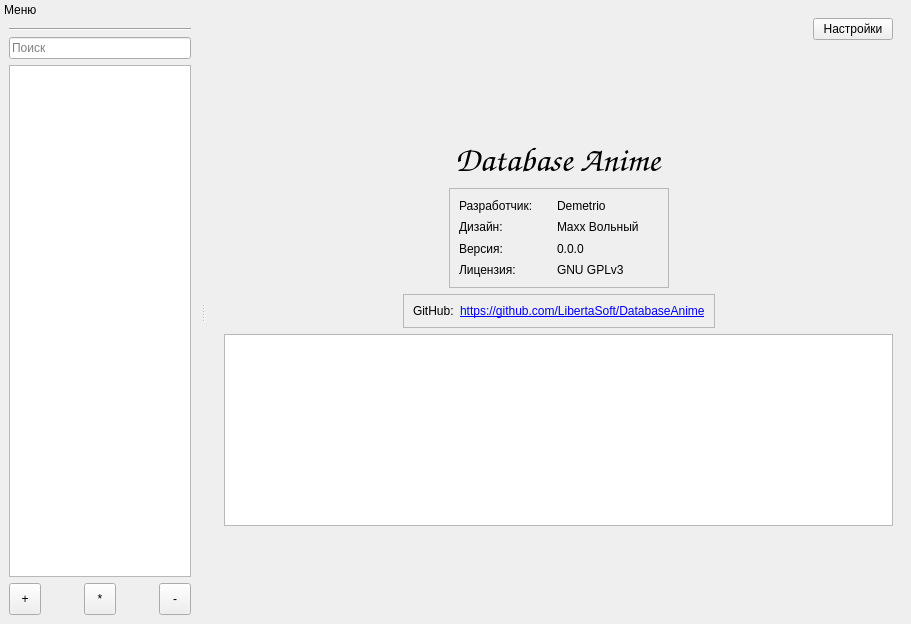
Before: the Qt Designer form mainwindow.ui in LibertaSoft/DatabaseAnime, drawn with Qt 5.
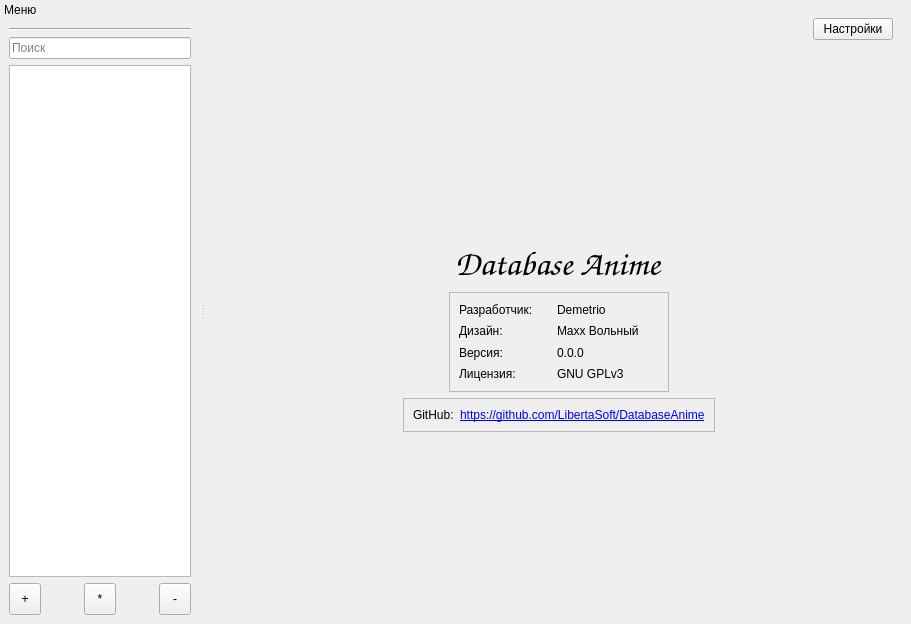
After: the same form once the commit is applied. Icons and pictures are not drawn.

Diff of the .ui file:
```diff
--- a/mainwindow.ui
+++ b/mainwindow.ui
@@ -387,9 +387,6 @@
           </item>
          </layout>
         </item>
-        <item>
-         <widget class="QListWidget" name="listWidget"/>
-        </item>
         <item>
          <spacer name="VSpacer_1">
           <property name="orientation">
```
